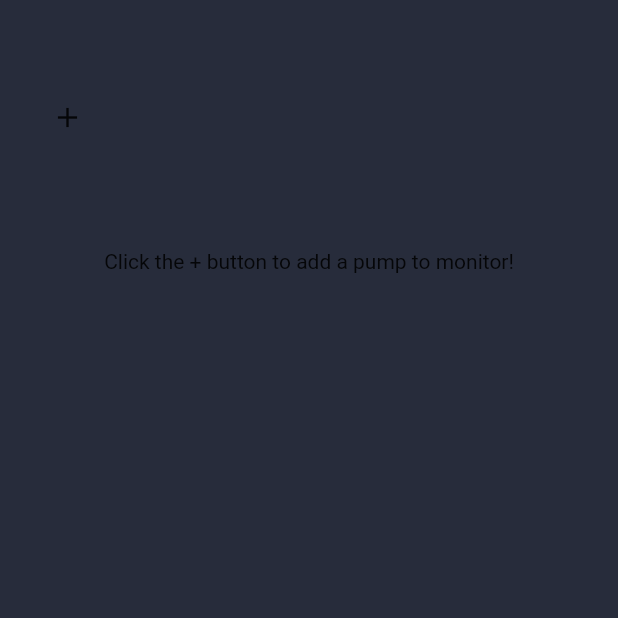
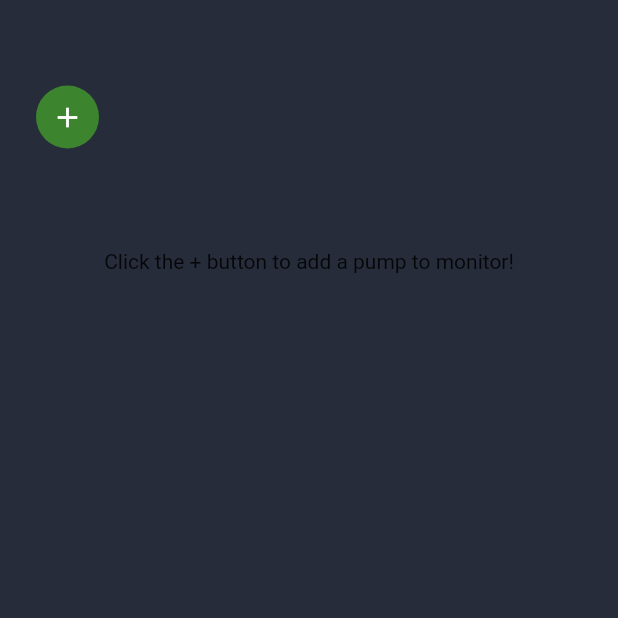
Before and after one commit to ishan0412/WiFiV-Capstone-Project, a Flutter app: the screen it shows after launch, on a phone screen of 412 x 824 dp, the top half of it. Run offline on Flutter 3.47's test engine with Material 2 defaults, Android fonts, the light colour scheme and no system bars; our stand-ins replace shared_preferences, sqflite, sqflite_common_ffi; missing offline and left inert: dart_ping_ios, lan_scanner, network_discovery, network_info_plus, network_tools, tcp_socket_connection; accounts and stored records are empty.

Commit message:
Fixed pump add button

```diff
--- a/wifiv/lib/main.dart
+++ b/wifiv/lib/main.dart
@@ -10,8 +10,8 @@ void main() async {
   WidgetsFlutterBinding.ensureInitialized();
   // KeyValueService keyValueStore = await KeyValueService.openKeyValueStore();
   // keyValueStore.setCurrentlyActivePumpId(1);
-  // DataService database = await DataService.connectToDatabase();
-  // database.clearDatabase();
+  DataService database = await DataService.connectToDatabase();
+  database.clearDatabase();
   // Pump testPump = Pump(
   //     id: 1,
   //     ipAddress: '192.168.224.40',
--- a/wifiv/lib/pump_navbar.dart
+++ b/wifiv/lib/pump_navbar.dart
@@ -52,7 +52,11 @@ class PumpNavBarState extends State<PumpNavBar> {
     }
     base.add(SizedBox(
         width: buttonHeightOnPhone,
-        child: IconButton(
+        child: Container(
+          decoration: const BoxDecoration(
+            shape: BoxShape.circle,
+            color: themeGreen),
+          child: IconButton(
             onPressed: () => Navigator.of(context).push(MaterialPageRoute(
                 builder: (context) => AddPumpWidget(addPumpCallback: addPump))),
             alignment: Alignment.center,
@@ -65,7 +69,8 @@ class PumpNavBarState extends State<PumpNavBar> {
                 shape: MaterialStatePropertyAll(CircleBorder()),
                 fixedSize: MaterialStatePropertyAll(
                     Size(buttonHeightOnPhone, buttonHeightOnPhone))),
-            icon: Icon(Icons.add, size: 22))));
+            color: themeGreen,
+            icon: const Icon(Icons.add, color: Colors.white, size: 22)))));
     return Row(children: base);
   }
 }
```
